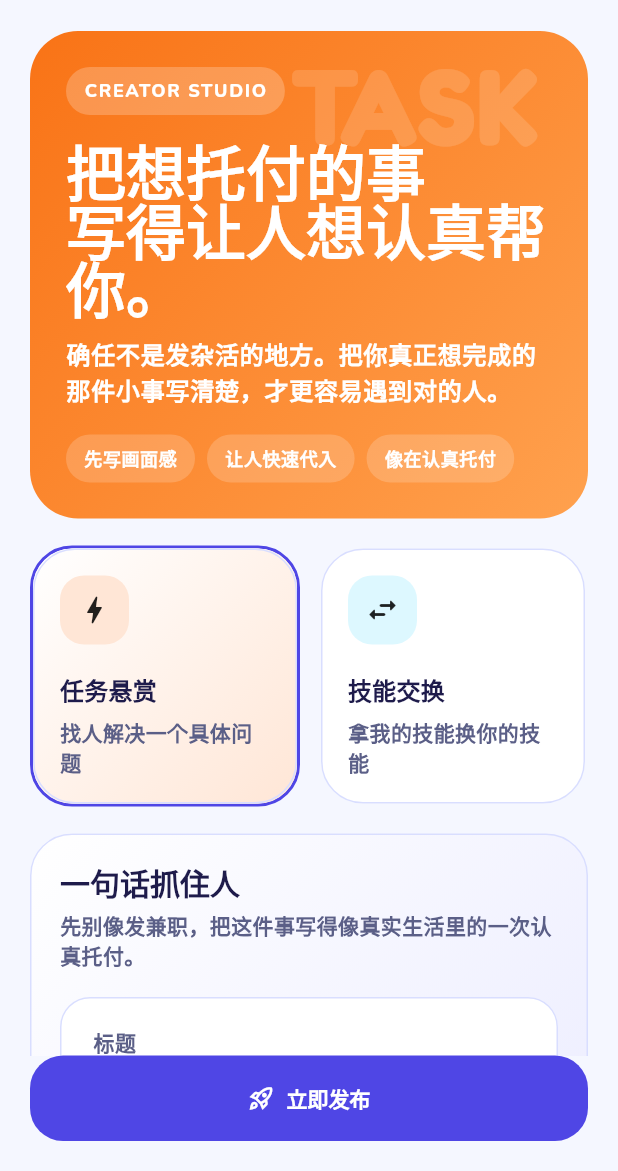
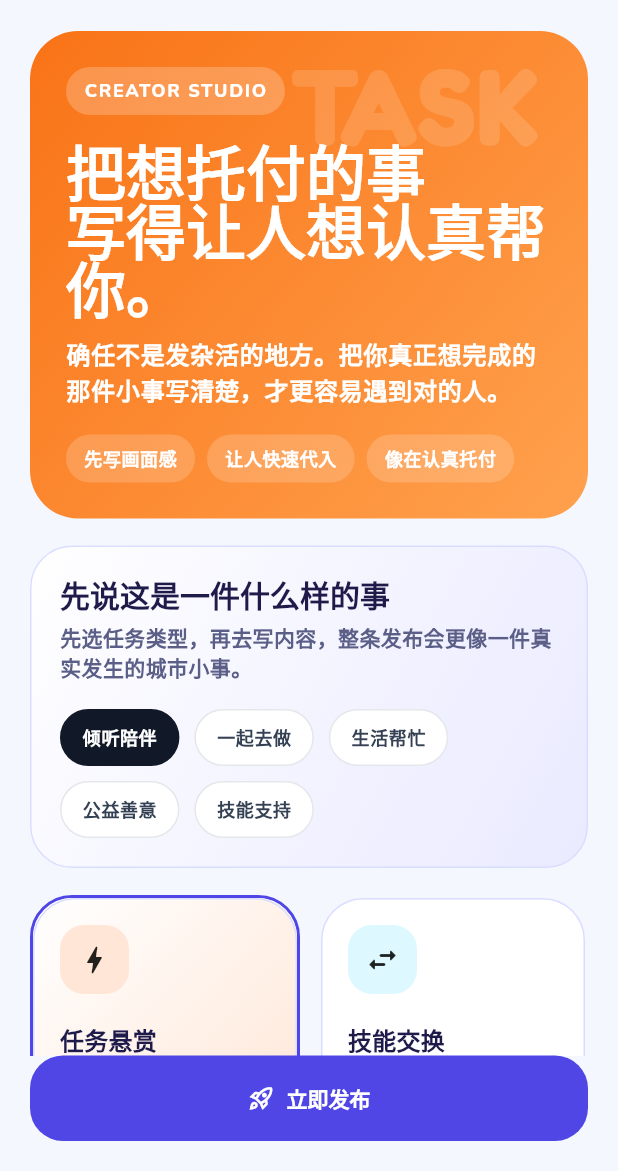
Before and after one commit to Dreamyyxt/Nodoubt, a Flutter app: the PublishPage screen opened directly, on a phone screen of 412 x 824 dp, the part 65-1236 px from its top. Run offline on Flutter 3.47's test engine with Material 3 defaults, Android fonts, the phone set to English and light mode, and no system bars; our stand-ins replace google_fonts, web; missing offline and left inert: dart:js_interop, dart:ui_web; accounts and stored records are empty.

Commit message:
feat: reframe mobile flow around responses and task wall categories

```diff
--- a/apps/app-mobile/lib/features/applications/presentation/my_applications_page.dart
+++ b/apps/app-mobile/lib/features/applications/presentation/my_applications_page.dart
@@ -60,7 +60,7 @@ class _MyApplicationsPageState extends State<MyApplicationsPage> {
 
     return Scaffold(
       appBar: AppBar(
-        title: const Text('我的申请'),
+        title: const Text('我的回应'),
         actions: [
           IconButton(
             onPressed: controller.refreshAll,
@@ -79,8 +79,8 @@ class _MyApplicationsPageState extends State<MyApplicationsPage> {
         child: items.isEmpty
             ? _EmptyState(
                 accent: palette.secondarySoft,
-                title: '还没有出手过',
-                description: '先去首页挑一条让你眼前一亮的任务，发出第一条申请吧。',
+                title: '还没有接住谁的小事',
+                description: '先去任务墙挑一件你愿意回应的事，把第一句回应发出去。',
               )
             : ListView(
                 padding: const EdgeInsets.fromLTRB(20, 12, 20, 28),
@@ -121,7 +121,7 @@ class _MyApplicationsPageState extends State<MyApplicationsPage> {
                   TextField(
                     decoration: const InputDecoration(
                       prefixIcon: Icon(Icons.search_rounded),
-                      hintText: '搜索标题 / 申请说明 / 状态',
+                      hintText: '搜索任务标题 / 回应内容 / 状态',
                     ),
                     onChanged: (value) {
                       setState(() {
@@ -222,13 +222,13 @@ class _ApplicationsHero extends StatelessWidget {
               borderRadius: BorderRadius.circular(999),
             ),
             child: Text(
-              'Pitch board',
+              'RESPONSE BOARD',
               style: theme.textTheme.bodySmall?.copyWith(color: Colors.white),
             ),
           ),
           const SizedBox(height: 14),
           Text(
-            '把你想接的机会，排成一条有节奏的出击线。',
+            '把你愿意接住的事，排成一条清楚的回应线。',
             style: theme.textTheme.headlineSmall?.copyWith(
               color: Colors.white,
               height: 1.08,
@@ -236,7 +236,7 @@ class _ApplicationsHero extends StatelessWidget {
           ),
           const SizedBox(height: 10),
           Text(
-            '待处理的申请会停在前排，已经被接纳的机会则继续向订单推进。',
+            '待回应的停在前排，已经被接住的，会继续走向合作和完成。',
             style: theme.textTheme.bodyMedium?.copyWith(
               color: Colors.white.withValues(alpha: 0.86),
             ),
@@ -247,7 +247,7 @@ class _ApplicationsHero extends StatelessWidget {
             runSpacing: 10,
             children: [
               _HeroStat(
-                label: '总申请',
+                label: '总回应',
                 value: '$totalCount',
                 tone: Colors.white,
                 background: Colors.white.withValues(alpha: 0.16),
@@ -382,8 +382,8 @@ class _ApplicationCard extends StatelessWidget {
                       const SizedBox(height: 4),
                       Text(
                         item.createdAt == null
-                            ? '刚刚投出的一条申请'
-                            : '投递于 ${_formatDate(item.createdAt!)}',
+                            ? '刚刚发出的一次回应'
+                            : '回应于 ${_formatDate(item.createdAt!)}',
                         style: theme.textTheme.bodySmall,
                       ),
                     ],
@@ -434,8 +434,8 @@ class _ApplicationCard extends StatelessWidget {
                       context: context,
                       builder: (dialogContext) {
                         return AlertDialog(
-                          title: const Text('撤回这条申请？'),
-                          content: const Text('撤回后会退出当前排队，但你之后还能重新申请。'),
+                          title: const Text('撤回这次回应？'),
+                          content: const Text('撤回后会退出当前排队，但你之后还能再次回应。'),
                           actions: [
                             TextButton(
                               onPressed: () => Navigator.of(dialogContext).pop(false),
@@ -461,7 +461,7 @@ class _ApplicationCard extends StatelessWidget {
                       }
 
                       ScaffoldMessenger.of(context).showSnackBar(
-                        const SnackBar(content: Text('申请已撤回。')),
+                        const SnackBar(content: Text('回应已撤回。')),
                       );
                     } catch (error) {
                       if (!context.mounted) {
@@ -474,7 +474,7 @@ class _ApplicationCard extends StatelessWidget {
                     }
                   },
                   icon: const Icon(Icons.undo_rounded),
-                  label: const Text('撤回申请'),
+                  label: const Text('撤回回应'),
                 ),
               ),
             ],
--- a/apps/app-mobile/lib/features/applications/presentation/received_applications_page.dart
+++ b/apps/app-mobile/lib/features/applications/presentation/received_applications_page.dart
@@ -81,7 +81,7 @@ class _ReceivedApplicationsPageState extends State<ReceivedApplicationsPage> {
 
     return Scaffold(
       appBar: AppBar(
-        title: const Text('收到的申请'),
+        title: const Text('收到的回应'),
         actions: [
           IconButton(
             onPressed: _load,
@@ -110,8 +110,8 @@ class _ReceivedApplicationsPageState extends State<ReceivedApplicationsPage> {
                     ? _MessageState(
                         icon: Icons.mark_email_unread_outlined,
                         tone: palette.tertiarySoft,
-                        title: '暂时还没人敲门',
-                        description: '这条发布还没有收到申请，先让它在首页多曝光一会儿。',
+                        title: '暂时还没人接住这件事',
+                        description: '这条发布还没有收到回应，先让它在任务墙多露出一会儿。',
                       )
                     : ListView(
                         padding: const EdgeInsets.fromLTRB(20, 12, 20, 28),
@@ -123,22 +123,22 @@ class _ReceivedApplicationsPageState extends State<ReceivedApplicationsPage> {
                             runSpacing: 10,
                             children: [
                               _TopFilterChip(
-                                label: '全部 ${_items.length}',
+                              label: '全部 ${_items.length}',
                                 selected: _statusFilter == 'ALL',
                                 onTap: () => setState(() => _statusFilter = 'ALL'),
                               ),
                               _TopFilterChip(
-                                label: '待处理',
+                              label: '待回应',
                                 selected: _statusFilter == 'PENDING',
                                 onTap: () => setState(() => _statusFilter = 'PENDING'),
                               ),
                               _TopFilterChip(
-                                label: '已接受',
+                              label: '已接住',
                                 selected: _statusFilter == 'ACCEPTED',
                                 onTap: () => setState(() => _statusFilter = 'ACCEPTED'),
                               ),
                               _TopFilterChip(
-                                label: '已拒绝',
+                              label: '已谢绝',
                                 selected: _statusFilter == 'REJECTED',
                                 onTap: () => setState(() => _statusFilter = 'REJECTED'),
                               ),
@@ -148,7 +148,7 @@ class _ReceivedApplicationsPageState extends State<ReceivedApplicationsPage> {
                           TextField(
                             decoration: const InputDecoration(
                               prefixIcon: Icon(Icons.search_rounded),
-                              hintText: '搜索申请人 / 留言 / 状态',
+                              hintText: '搜索回应者 / 留言 / 状态',
                             ),
                             onChanged: (value) {
                               setState(() {
@@ -250,10 +250,10 @@ class _ListingHero extends StatelessWidget {
             children: [
               _HeroPill(
                 label: listing.listingType == 'EXCHANGE'
-                    ? '交换模式'
-                    : '任务模式',
+                    ? '交换回应'
+                    : '任务回应',
               ),
-              _HeroPill(label: '$count 条申请'),
+              _HeroPill(label: '$count 条回应'),
             ],
           ),
           const SizedBox(height: 14),
@@ -266,7 +266,7 @@ class _ListingHero extends StatelessWidget {
           ),
           const SizedBox(height: 10),
           Text(
-            '把更匹配的申请留在前排，快速决定谁最适合进入下一步合作。',
+            '把更合适的回应留在前排，快速判断谁最适合进入下一步合作。',
             style: theme.textTheme.bodyMedium?.copyWith(
               color: Colors.white.withValues(alpha: 0.86),
             ),
@@ -427,7 +427,7 @@ class _ReceivedApplicationCardState extends State<_ReceivedApplicationCard> {
 
       messenger.showSnackBar(
         SnackBar(
-          content: Text(accept ? '申请已接受。下一步可以继续建单。' : '申请已拒绝。'),
+          content: Text(accept ? '回应已接住。下一步可以继续建单。' : '回应已谢绝。'),
         ),
       );
       await widget.onChanged();
@@ -594,7 +594,7 @@ class _ActionArea extends StatelessWidget {
           FilledButton.icon(
             onPressed: isSubmitting ? null : onAccept,
             icon: const Icon(Icons.favorite_rounded),
-            label: Text(isSubmitting ? '处理中...' : '接受申请'),
+            label: Text(isSubmitting ? '处理中...' : '接住回应'),
           ),
           OutlinedButton.icon(
             onPressed: isSubmitting ? null : onReject,
@@ -617,7 +617,7 @@ class _ActionArea extends StatelessWidget {
           children: [
             const Icon(Icons.receipt_long_rounded),
             const SizedBox(width: 12),
-            const Expanded(child: Text('已经匹配成功了，现在把它推进成正式订单。')),
+            const Expanded(child: Text('这次回应已经匹配成功了，现在把它推进成正式订单。')),
             FilledButton.tonal(
               onPressed: isSubmitting ? null : onCreateOrder,
               child: Text(isSubmitting ? '处理中...' : '创建订单'),
@@ -741,11 +741,11 @@ bool _canHandle(String status) => status == 'PENDING';
 String _statusLabel(String status) {
   switch (status) {
     case 'PENDING':
-      return '待处理';
+      return '待回应';
     case 'ACCEPTED':
-      return '已接受';
+      return '已接住';
     case 'REJECTED':
-      return '已拒绝';
+      return '已谢绝';
     default:
       return status;
   }
--- a/apps/app-mobile/lib/features/messages/presentation/messages_page.dart
+++ b/apps/app-mobile/lib/features/messages/presentation/messages_page.dart
@@ -770,7 +770,7 @@ class _EmptyMessagesState extends StatelessWidget {
               Text('还没有会话', style: Theme.of(context).textTheme.headlineSmall),
               const SizedBox(height: 8),
               Text(
-                '先去申请一条任务，或者推进一笔订单，这里就会开始形成合作对话。',
+                '先去回应一件任务，或者推进一笔合作，这里就会开始形成真正的来回记录。',
                 textAlign: TextAlign.center,
                 style: Theme.of(context).textTheme.bodyMedium,
               ),
@@ -821,7 +821,7 @@ class _ConversationItem {
     if (kind == _ConversationKind.order) {
       return '这条会话正在推进真实订单节点，后续会持续记录支付、接单、交付和确认。';
     }
-    return '这条会话从一条申请开始，后续会持续记录反馈、接受结果和建单动作。';
+    return '这条会话从一次回应开始，后续会持续记录反馈、接住结果和建单动作。';
   }
 
   dynamic resolveListing(BuildContext context) {
@@ -860,7 +860,7 @@ List<_ConversationItem> _buildConversations({
       final messages = <_ChatMessage>[
         _ChatMessage(
           kind: _ChatMessageKind.system,
-          content: '你向“${item.listingTitle}”发起了申请，系统会继续同步处理进度。',
+          content: '你向“${item.listingTitle}”发出了一次回应，系统会继续同步处理进度。',
           timestamp: createdAt,
         ),
         if (item.message.trim().isNotEmpty)
@@ -939,26 +939,26 @@ List<_ConversationItem> _buildConversations({
 String _applicationSystemHint(String status) {
   switch (status) {
     case 'PENDING':
-      return '发布者还在查看这条申请，保持在线会更容易接上下一步。';
+      return '发布者还在查看这次回应，保持在线会更容易接上下一步。';
     case 'ACCEPTED':
-      return '你的申请已经被接受，下一步通常会进入建单和推进协作。';
+      return '你的回应已经被接住，下一步通常会进入建单和推进协作。';
     case 'REJECTED':
-      return '这条申请没有被接受，你可以继续挑下一条更合适的机会。';
+      return '这次回应没有被接住，你可以继续挑下一条更合适的事。';
     case 'WITHDRAWN':
-      return '这条申请已经撤回，之后如果合适还可以重新发起。';
+      return '这次回应已经撤回，之后如果合适还可以重新发起。';
     default:
-      return '系统会继续同步这条申请的后续进展。';
+      return '系统会继续同步这次回应的后续进展。';
   }
 }
 
 String _applicationStatusLabel(String status) {
   switch (status) {
     case 'PENDING':
-      return '待处理';
+      return '待回应';
     case 'ACCEPTED':
-      return '已接受';
+      return '已接住';
     case 'REJECTED':
-      return '已拒绝';
+      return '已谢绝';
     case 'WITHDRAWN':
       return '已撤回';
     default:
--- a/apps/app-mobile/lib/features/publish/models/create_listing_input.dart
+++ b/apps/app-mobile/lib/features/publish/models/create_listing_input.dart
@@ -1,4 +1,12 @@
 enum PublishListingType { task, exchange }
+
+enum PublishTaskCategory {
+  companionship,
+  together,
+  lifestyle,
+  kindness,
+  skill,
+}
 
 enum PublishServiceMode { online, offline, both }
 
@@ -14,6 +22,7 @@ class CreateListingInput {
     this.longitude,
     this.latitude,
     this.categoryCode,
+    this.taskCategory,
     this.tagIds = const [],
     this.budgetType,
     this.budgetAmount,
@@ -34,6 +43,7 @@ class CreateListingInput {
   final double? longitude;
   final double? latitude;
   final String? categoryCode;
+  final PublishTaskCategory? taskCategory;
   final List<String> tagIds;
   final PublishBudgetType? budgetType;
   final double? budgetAmount;
--- a/apps/app-mobile/lib/features/publish/presentation/publish_page.dart
+++ b/apps/app-mobile/lib/features/publish/presentation/publish_page.dart
@@ -15,10 +15,12 @@ class PublishPage extends StatefulWidget {
     super.key,
     this.initialDraft,
     this.initialListingType,
+    this.initialTaskCategory,
   });
 
   final EditListingArgs? initialDraft;
   final PublishListingType? initialListingType;
+  final PublishTaskCategory? initialTaskCategory;
 
   @override
   State<PublishPage> createState() => _PublishPageState();
@@ -35,6 +37,7 @@ class _PublishPageState extends State<PublishPage> {
   final _cityController = TextEditingController(text: 'shanghai');
 
   PublishListingType _listingType = PublishListingType.task;
+  PublishTaskCategory _taskCategory = PublishTaskCategory.companionship;
   PublishServiceMode _serviceMode = PublishServiceMode.offline;
   PublishBudgetType _budgetType = PublishBudgetType.fixed;
   bool _isUrgent = false;
@@ -71,6 +74,9 @@ class _PublishPageState extends State<PublishPage> {
       if (_listingType == PublishListingType.exchange) {
         _budgetType = PublishBudgetType.freeExchange;
       }
+    }
+    if (widget.initialTaskCategory != null) {
+      _taskCategory = widget.initialTaskCategory!;
     }
   }
 
@@ -195,6 +201,31 @@ class _PublishPageState extends State<PublishPage> {
               ),
             ),
             const SizedBox(height: 18),
+            if (isTask) ...[
+              _SectionCard(
+                title: '先说这是一件什么样的事',
+                subtitle: '先选任务类型，再去写内容，整条发布会更像一件真实发生的城市小事。',
+                tint: palette.primarySoft,
+                child: Wrap(
+                  spacing: 10,
+                  runSpacing: 10,
+                  children: PublishTaskCategory.values
+                      .map(
+                        (category) => _TaskCategoryChip(
+                          label: _taskCategoryLabel(category),
+                          selected: _taskCategory == category,
+                          onTap: () {
+                            setState(() {
+                              _taskCategory = category;
+                            });
+                          },
+                        ),
+                      )
+                      .toList(growable: false),
+                ),
+              ),
+              const SizedBox(height: 18),
+            ],
             Row(
               children: [
                 Expanded(
@@ -546,6 +577,11 @@ class _PublishPageState extends State<PublishPage> {
         cityCode: cityCode,
         longitude: geocodedLocation?.longitude ?? defaultCoordinates.longitude,
         latitude: geocodedLocation?.latitude ?? defaultCoordinates.latitude,
+        categoryCode: _listingType == PublishListingType.task
+            ? _taskCategoryCategoryCode(_taskCategory)
+            : null,
+        taskCategory:
+            _listingType == PublishListingType.task ? _taskCategory : null,
         budgetType: _listingType == PublishListingType.task
             ? _budgetType
             : PublishBudgetType.freeExchange,
@@ -793,6 +829,74 @@ class _ExposureTile extends StatelessWidget {
   }
 }
 
+class _TaskCategoryChip extends StatelessWidget {
+  const _TaskCategoryChip({
+    required this.label,
+    required this.selected,
+    required this.onTap,
+  });
+
+  final String label;
+  final bool selected;
+  final VoidCallback onTap;
+
+  @override
+  Widget build(BuildContext context) {
+    return InkWell(
+      onTap: onTap,
+      borderRadius: BorderRadius.circular(999),
+      child: AnimatedContainer(
+        duration: const Duration(milliseconds: 180),
+        padding: const EdgeInsets.symmetric(horizontal: 14, vertical: 10),
+        decoration: BoxDecoration(
+          color: selected ? const Color(0xFF111827) : Colors.white,
+          borderRadius: BorderRadius.circular(999),
+          border: Border.all(
+            color: selected ? const Color(0xFF111827) : const Color(0xFFE5E7EB),
+          ),
+        ),
+        child: Text(
+          label,
+          style: Theme.of(context).textTheme.bodySmall?.copyWith(
+                color: selected ? Colors.white : const Color(0xFF344054),
+                fontWeight: FontWeight.w700,
+              ),
+        ),
+      ),
+    );
+  }
+}
+
+String _taskCategoryLabel(PublishTaskCategory category) {
+  switch (category) {
+    case PublishTaskCategory.companionship:
+      return '倾听陪伴';
+    case PublishTaskCategory.together:
+      return '一起去做';
+    case PublishTaskCategory.lifestyle:
+      return '生活帮忙';
+    case PublishTaskCategory.kindness:
+      return '公益善意';
+    case PublishTaskCategory.skill:
+      return '技能支持';
+  }
+}
+
+String _taskCategoryCategoryCode(PublishTaskCategory category) {
+  switch (category) {
+    case PublishTaskCategory.companionship:
+      return 'companionship';
+    case PublishTaskCategory.together:
+      return 'together';
+    case PublishTaskCategory.lifestyle:
+      return 'lifestyle';
+    case PublishTaskCategory.kindness:
+      return 'kindness';
+    case PublishTaskCategory.skill:
+      return 'skill';
+  }
+}
+
 class _PricingRowData {
   const _PricingRowData({
     required this.label,
```
Also changed, not shown: apps/app-mobile/lib/features/home/presentation/home_page.dart (+81 -15 lines).
